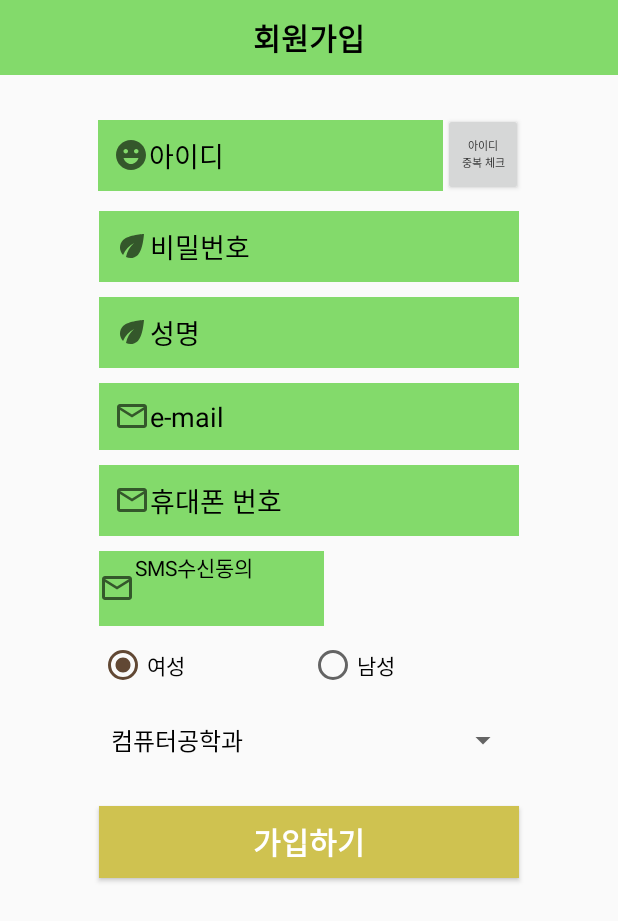
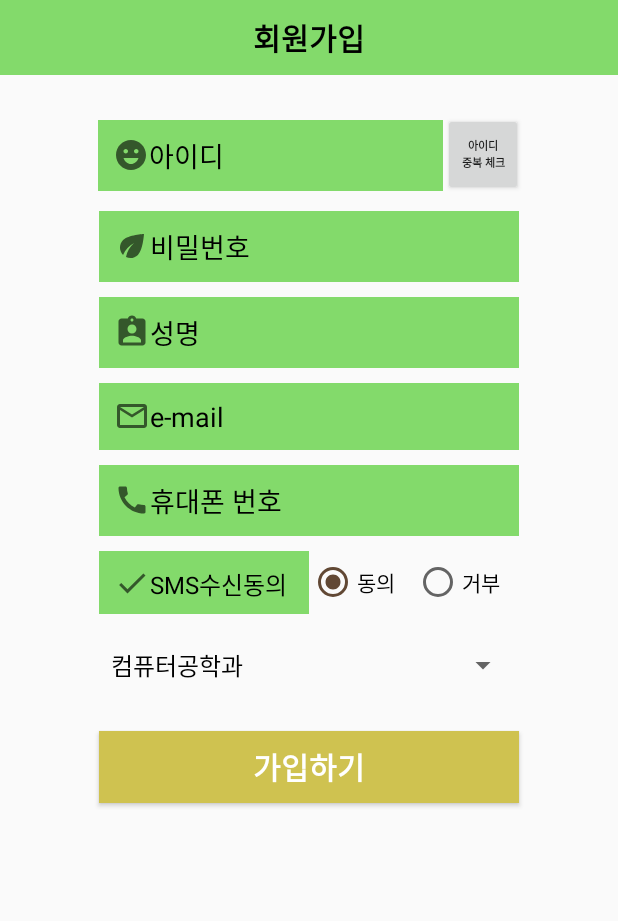
Before and after one commit to rs636/RUP1221, an Android app: the Register screen opened directly, with no data from a screen before it, on a phone screen of 412 x 824 dp. Shown: the top 921 px of the screen. Run offline under Robolectric (Android 15) with nearby library versions, the phone set to English and light mode, and no system bars.

Commit message:
Regitser modify 2

```diff
--- /dev/null
+++ b/app/src/main/res/drawable/name_image.xml
@@ -0,0 +1,10 @@
+<vector xmlns:android="http://schemas.android.com/apk/res/android"
+    android:width="24dp"
+    android:height="24dp"
+    android:viewportWidth="24"
+    android:viewportHeight="24"
+    android:tint="?attr/colorControlNormal">
+  <path
+      android:fillColor="@android:color/white"
+      android:pathData="M19,3h-4.18C14.4,1.84 13.3,1 12,1c-1.3,0 -2.4,0.84 -2.82,2L5,3c-1.1,0 -2,0.9 -2,2v14c0,1.1 0.9,2 2,2h14c1.1,0 2,-0.9 2,-2L21,5c0,-1.1 -0.9,-2 -2,-2zM12,3c0.55,0 1,0.45 1,1s-0.45,1 -1,1 -1,-0.45 -1,-1 0.45,-1 1,-1zM12,7c1.66,0 3,1.34 3,3s-1.34,3 -3,3 -3,-1.34 -3,-3 1.34,-3 3,-3zM18,19L6,19v-1.4c0,-2 4,-3.1 6,-3.1s6,1.1 6,3.1L18,19z"/>
+</vector>
--- /dev/null
+++ b/app/src/main/res/drawable/phone_image.xml
@@ -0,0 +1,10 @@
+<vector xmlns:android="http://schemas.android.com/apk/res/android"
+    android:width="24dp"
+    android:height="24dp"
+    android:viewportWidth="24"
+    android:viewportHeight="24"
+    android:tint="?attr/colorControlNormal">
+  <path
+      android:fillColor="@android:color/white"
+      android:pathData="M20.01,15.38c-1.23,0 -2.42,-0.2 -3.53,-0.56 -0.35,-0.12 -0.74,-0.03 -1.01,0.24l-1.57,1.97c-2.83,-1.35 -5.48,-3.9 -6.89,-6.83l1.95,-1.66c0.27,-0.28 0.35,-0.67 0.24,-1.02 -0.37,-1.11 -0.56,-2.3 -0.56,-3.53 0,-0.54 -0.45,-0.99 -0.99,-0.99H4.19C3.65,3 3,3.24 3,3.99 3,13.28 10.73,21 20.01,21c0.71,0 0.99,-0.63 0.99,-1.18v-3.45c0,-0.54 -0.45,-0.99 -0.99,-0.99z"/>
+</vector>
--- /dev/null
+++ b/app/src/main/res/drawable/sms_chk_image.xml
@@ -0,0 +1,10 @@
+<vector xmlns:android="http://schemas.android.com/apk/res/android"
+    android:width="24dp"
+    android:height="24dp"
+    android:viewportWidth="24"
+    android:viewportHeight="24"
+    android:tint="?attr/colorControlNormal">
+  <path
+      android:fillColor="@android:color/white"
+      android:pathData="M9,16.17L4.83,12l-1.42,1.41L9,19 21,7l-1.41,-1.41z"/>
+</vector>
--- a/app/src/main/res/layout/activity_register.xml
+++ b/app/src/main/res/layout/activity_register.xml
@@ -57,7 +57,9 @@
                 android:layout_marginTop="25dp"
                 android:layout_toRightOf="@+id/idtext"
                 android:text="아이디   중복 체크"
-                android:textSize="7dp" />
+                android:textStyle="bold"
+                android:textSize="7dp"
+                />
         </RelativeLayout>
 
         <EditText
@@ -81,8 +83,8 @@
             android:layout_gravity="center"
             android:layout_marginTop="10dp"
             android:background="@color/colorPrimary"
-            android:drawableStart="@drawable/pw_image"
-            android:drawableLeft="@drawable/pw_image"
+            android:drawableStart="@drawable/name_image"
+            android:drawableLeft="@drawable/name_image"
             android:hint="성명"
             android:inputType="textPassword"
             android:padding="10dp"
@@ -108,8 +110,8 @@
             android:layout_gravity="center"
             android:layout_marginTop="10dp"
             android:background="@color/colorPrimary"
-            android:drawableStart="@drawable/email"
-            android:drawableLeft="@drawable/email"
+            android:drawableStart="@drawable/phone_image"
+            android:drawableLeft="@drawable/phone_image"
             android:hint="휴대폰 번호"
             android:padding="10dp"
             android:textColor="#000000"
@@ -117,45 +119,42 @@
             android:maxLength="13"/>
         <RelativeLayout
             android:layout_width="280dp"
-            android:layout_height="50dp"
+            android:layout_height="42dp"
             android:layout_gravity="center"
             android:layout_marginTop="10dp"
             >
             <TextView
-                android:layout_width="150dp"
+                android:id="@+id/smstext"
+                android:layout_width="140dp"
                 android:layout_height="match_parent"
                 android:text="SMS수신동의"
-                android:drawableStart="@drawable/email"
-                android:drawableLeft="@drawable/email"
+                android:padding="10dp"
+                android:drawableStart="@drawable/sms_chk_image"
+                android:drawableLeft="@drawable/sms_chk_image"
                 android:textColor="#000000"
-
+                android:textSize="16dp"
+                android:gravity="center_vertical"
                 android:background="@color/colorPrimary"/>
-        </RelativeLayout>
         <RadioGroup
-            android:id="@+id/gender_group"
-            android:layout_width="280dp"
-            android:layout_height="wrap_content"
-            android:layout_gravity="center_horizontal"
-            android:layout_marginTop="10dp"
-            android:orientation="horizontal">
-
+            android:layout_toRightOf="@id/smstext"
+            android:layout_width="match_parent"
+            android:layout_height="match_parent"
+            android:orientation="horizontal"
+            android:layout_gravity="center_vertical">
             <RadioButton
-                android:id="@+id/gender_woman"
-                android:layout_width="0dp"
-                android:layout_height="wrap_content"
+                android:layout_width="wrap_content"
+                android:layout_height="match_parent"
                 android:layout_weight="1"
                 android:checked="true"
-                android:text="여성" />
-
+                android:text="동의"/>
             <RadioButton
-                android:id="@+id/gender_men"
-                android:layout_width="0dp"
-                android:layout_height="wrap_content"
+                android:layout_width="wrap_content"
+                android:layout_height="match_parent"
                 android:layout_weight="1"
                 android:checked="false"
-                android:text="남성" />
-
+                android:text="거부"/>
         </RadioGroup>
+        </RelativeLayout>
 
         <Spinner
             android:id="@+id/majorspinner"
```
